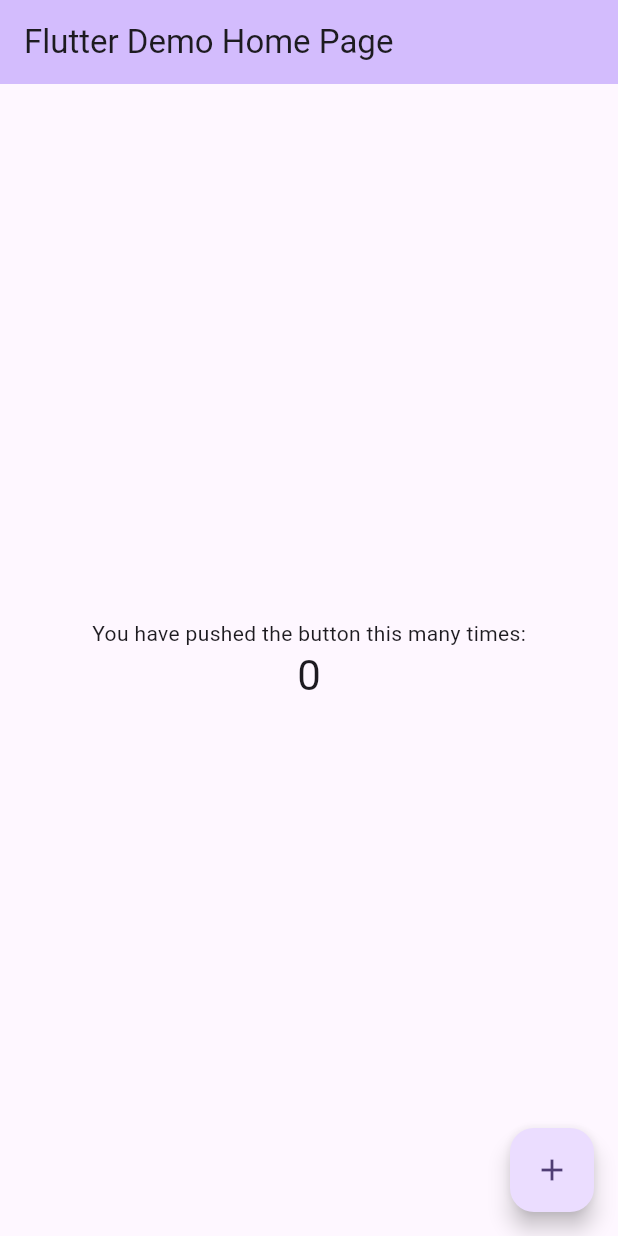
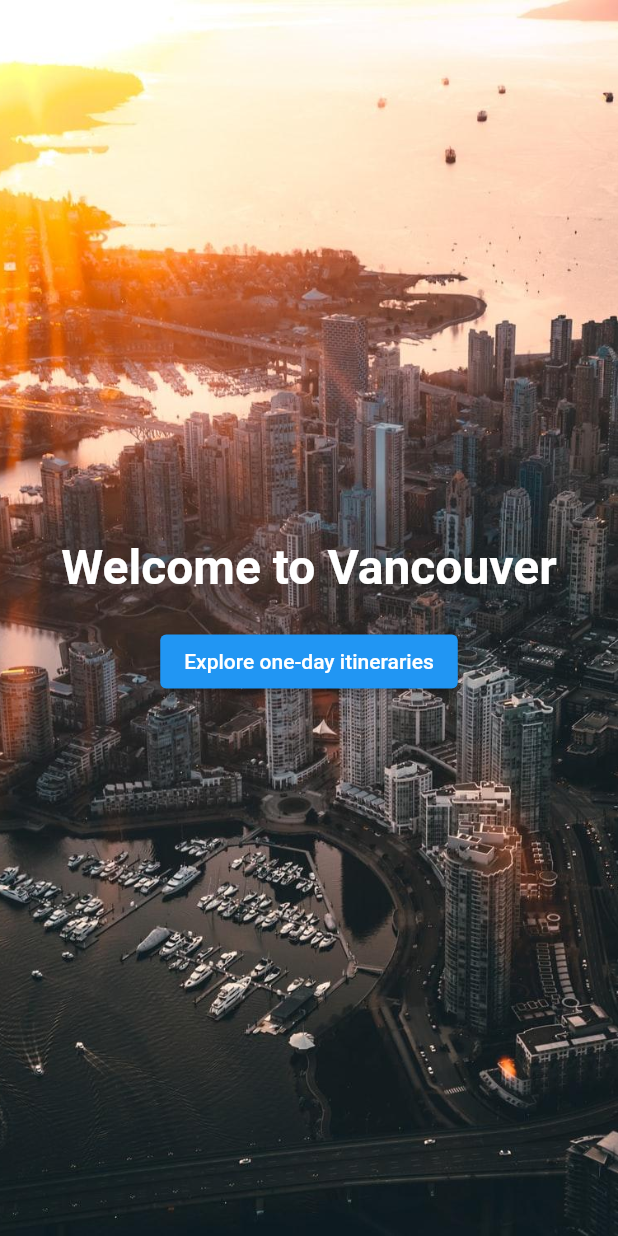
Before and after one commit to umama-rahman1/one_day_city_explorer_app, a Flutter app: the screen it shows after launch, on a phone screen of 412 x 824 dp. Run offline on Flutter 3.47's test engine with Material 2 defaults, Android fonts, the phone set to English and light mode, and no system bars.

Commit message:
UR-001-welcome-screen-setup

```diff
--- a/lib/main.dart
+++ b/lib/main.dart
@@ -1,7 +1,12 @@
 import 'package:flutter/material.dart';
+import 'routes/first_route.dart';
+import 'welcome_screen.dart';
 
 void main() {
-  runApp(const MyApp());
+  runApp(const MaterialApp(
+    title: 'Tourism App',
+    home: WelcomeScreen(),
+  ));
 }
 
 class MyApp extends StatelessWidget {
--- /dev/null
+++ b/lib/welcome_screen.dart
@@ -0,0 +1,45 @@
+import 'package:flutter/material.dart';
+
+class WelcomeScreen extends StatelessWidget {
+  const WelcomeScreen({super.key});
+
+  @override
+  Widget build(BuildContext context) {
+    return Scaffold(
+      body: Stack(
+        children: <Widget>[
+          // Background Image
+          Image.asset(
+            'assets/welcome-screen/vancouver-aerial.jpg',
+            fit: BoxFit.cover,
+            width: double.infinity,
+            height: double.infinity,
+          ),
+          // Welcome Message and Button
+          Center(
+            child: Column(
+              mainAxisAlignment: MainAxisAlignment.center,
+              children: <Widget>[
+                Text(
+                  'Welcome to Vancouver',
+                  style: TextStyle(
+                    color: Colors.white,
+                    fontSize: 32,
+                    fontWeight: FontWeight.bold,
+                  ),
+                ),
+                SizedBox(height: 20),
+                ElevatedButton(
+                  onPressed: () {
+                    //Navigate to the itinerary selection screen when tapped.
+                  },
+                  child: Text('Explore one-day itineraries'),
+                ),
+              ],
+            ),
+          )
+        ],
+      ),
+    );
+  }
+}
--- a/pubspec.yaml
+++ b/pubspec.yaml
@@ -62,7 +62,8 @@ flutter:
   # assets:
   #   - images/a_dot_burr.jpeg
   #   - images/a_dot_ham.jpeg
-
+  assets:
+    - assets/welcome-screen/
   # An image asset can refer to one or more resolution-specific "variants", see
   # https://flutter.dev/assets-and-images/#resolution-aware
 
```
Also changed, not shown: assets/welcome-screen/vancouver-aerial.jpg (added).
